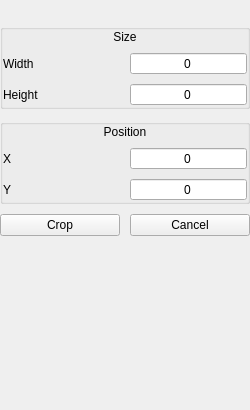
This is gui/panels/croppanel/croppanel.ui in do-i/thumbgrid as Qt 5 draws it before an edit. The edited form follows.
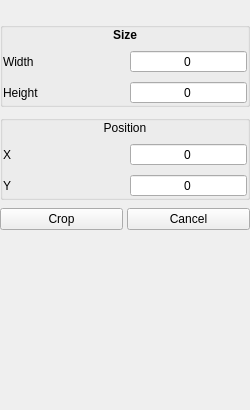
This is the edited form. Icons and pictures are not drawn. Custom widgets are drawn as their Qt base class.

What changed in the file:
```diff
--- a/gui/panels/croppanel/croppanel.ui
+++ b/gui/panels/croppanel/croppanel.ui
@@ -27,7 +27,7 @@
   </property>
   <layout class="QVBoxLayout" name="verticalLayout_2">
    <property name="spacing">
-    <number>10</number>
+    <number>8</number>
    </property>
    <property name="leftMargin">
     <number>0</number>
@@ -38,6 +38,9 @@
    <property name="rightMargin">
     <number>0</number>
    </property>
+   <property name="bottomMargin">
+    <number>0</number>
+   </property>
    <item>
     <widget class="QLabel" name="headerLabel">
      <property name="text">
@@ -73,8 +76,8 @@
        <widget class="QLabel" name="label_6">
         <property name="font">
          <font>
-          <weight>50</weight>
-          <bold>false</bold>
+          <weight>75</weight>
+          <bold>true</bold>
          </font>
         </property>
         <property name="text">
@@ -269,7 +272,7 @@
    <item>
     <layout class="QHBoxLayout" name="horizontalLayout">
      <property name="spacing">
-      <number>10</number>
+      <number>4</number>
      </property>
      <property name="topMargin">
       <number>0</number>
```
